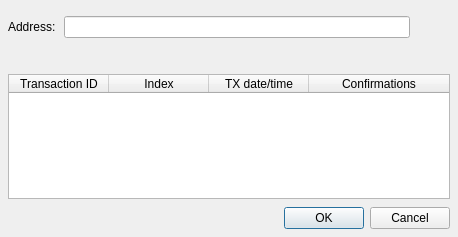
Bertrand256/dash-masternode-tool, file src/ui/ui_find_coll_tx_dlg.ui: the form before one commit.
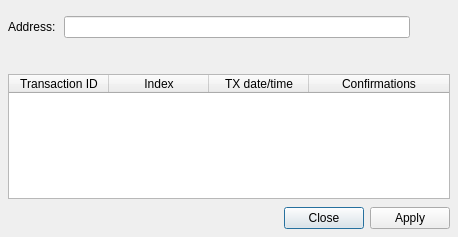
The form after the commit.

Commit message: - Dash Testnet support - Trezor T support - switching between different configurations - config files encryption with hardware wallets - toolbar and main menu in main window - improvements in payment dialog: multiple recipients, improved UTXO selection, saving recipient list in an external file - transaction preview window - proposal dialog: additional filtering, voting on multiple proposals at once - uploading firmware to hardware wallets (dedicated mainly to upload a custom firmware with testnet support)

Diff of the .ui file:
```diff
--- a/src/ui/ui_find_coll_tx_dlg.ui
+++ b/src/ui/ui_find_coll_tx_dlg.ui
@@ -133,7 +133,7 @@
    <item>
     <widget class="QDialogButtonBox" name="buttonBox">
      <property name="standardButtons">
-      <set>QDialogButtonBox::Cancel|QDialogButtonBox::Ok</set>
+      <set>QDialogButtonBox::Apply|QDialogButtonBox::Close</set>
      </property>
     </widget>
    </item>
```
The commit also changes 65 other files.
